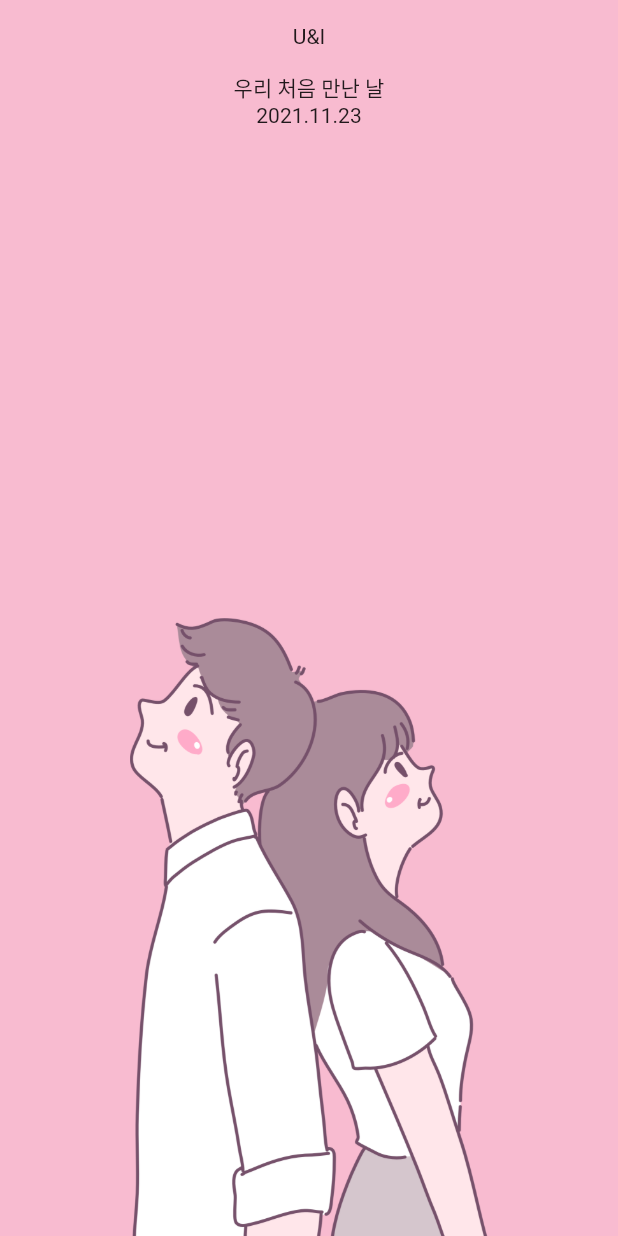
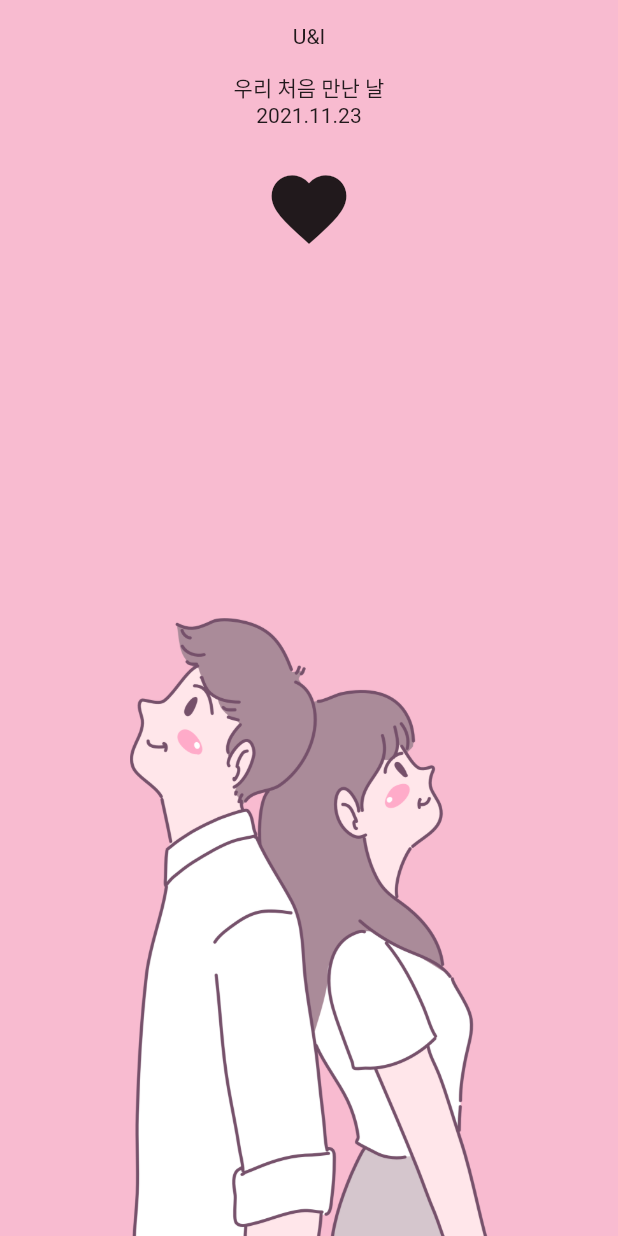
Before and after one commit to chihyeonwon/Loving_Day, a Flutter app: the screen it shows after launch, on a phone screen of 412 x 824 dp. Run offline on Flutter 3.47's test engine with Material 2 defaults, Android fonts, the light colour scheme and no system bars.

Commit message:
하트 아이콘 버튼 추가

```diff
--- a/lib/home_screen.dart
+++ b/lib/home_screen.dart
@@ -47,7 +47,17 @@ class _DDay extends StatelessWidget {
         ),
         Text( // 임시로 지정한 만난 날짜
           '2021.11.23',
-        )
+        ),
+        const SizedBox(
+          height: 16.0,
+        ),
+        IconButton(
+          iconSize:60.0,
+          onPressed:(){},
+          icon:Icon(
+            Icons.favorite,
+          ),
+        ),
       ]
     );
   }
```
